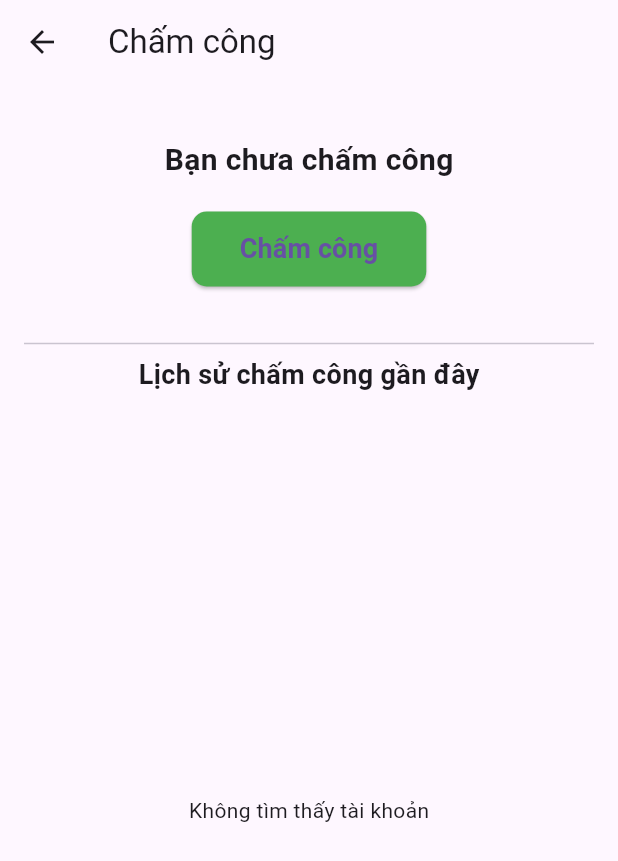
After one commit to NgPhatbeepppp/hr_app_ver2, a Flutter app: the HomeScreen screen opened directly, after a tap on "Chấm công", on a phone screen of 412 x 824 dp. The commit adds this screen. Shown: the top 861 px of the screen. Run offline on Flutter 3.47's test engine with Material 3 defaults, Android fonts, the light colour scheme and no system bars; our stand-ins replace cloud_firestore, curved_navigation_bar, firebase_auth, firebase_core, geolocator, google_fonts and 1 more; accounts and stored records are empty.

Commit message:
27/3 Check in/ check out.

```diff
--- /dev/null
+++ b/lib/screens/employees/attendance_screen.dart
@@ -0,0 +1,164 @@
+import 'package:flutter/material.dart';
+import 'package:cloud_firestore/cloud_firestore.dart';
+import 'package:firebase_auth/firebase_auth.dart';
+import 'package:geolocator/geolocator.dart';
+import 'package:intl/intl.dart';
+
+class AttendanceScreen extends StatefulWidget {
+  @override
+  _AttendanceScreenState createState() => _AttendanceScreenState();
+}
+
+class _AttendanceScreenState extends State<AttendanceScreen> {
+  final FirebaseAuth _auth = FirebaseAuth.instance;
+  final FirebaseFirestore _firestore = FirebaseFirestore.instance;
+  bool isCheckedIn = false;
+  bool isLoading = false;
+
+  @override
+  void initState() {
+    super.initState();
+    _checkAttendanceStatus();
+  }
+
+  Future<void> _checkAttendanceStatus() async {
+    String userId = _auth.currentUser?.uid ?? '';
+    if (userId.isEmpty) return;
+
+    var snapshot = await _firestore
+        .collection('employees')
+        .doc(userId)
+        .collection('attendance')
+        .orderBy('timestamp', descending: true)
+        .limit(1)
+        .get();
+
+    if (snapshot.docs.isNotEmpty) {
+      var lastAttendance = snapshot.docs.first;
+      setState(() {
+        isCheckedIn = lastAttendance['status'] == 'Check-in';
+      });
+    }
+  }
+
+  Future<Position?> _getUserLocation() async {
+    LocationPermission permission = await Geolocator.checkPermission();
+    if (permission == LocationPermission.denied || permission == LocationPermission.deniedForever) {
+      permission = await Geolocator.requestPermission();
+      if (permission == LocationPermission.denied) {
+        _showSnackBar("Bạn cần cấp quyền GPS để chấm công!");
+        return null;
+      }
+    }
+    return await Geolocator.getCurrentPosition(desiredAccuracy: LocationAccuracy.high);
+  }
+
+  void _handleAttendance() async {
+    setState(() => isLoading = true);
+    String userId = _auth.currentUser?.uid ?? '';
+    if (userId.isEmpty) return;
+
+    Position? position = await _getUserLocation();
+    if (position == null) {
+      setState(() => isLoading = false);
+      return;
+    }
+
+    String status = isCheckedIn ? "Check-out" : "Check-in";
+    await _firestore.collection('employees').doc(userId).collection('attendance').add({
+      "timestamp": Timestamp.now(),
+      "status": status,
+      "latitude": position.latitude,
+      "longitude": position.longitude,
+    });
+
+    setState(() {
+      isCheckedIn = !isCheckedIn;
+      isLoading = false;
+    });
+  }
+
+  void _showSnackBar(String message) {
+    ScaffoldMessenger.of(context).showSnackBar(SnackBar(content: Text(message)));
+  }
+
+  Widget _buildAttendanceHistory() {
+    String userId = _auth.currentUser?.uid ?? '';
+    if (userId.isEmpty) return Center(child: Text("Không tìm thấy tài khoản"));
+
+    return StreamBuilder(
+      stream: _firestore
+          .collection('employees')
+          .doc(userId)
+          .collection('attendance')
+          .orderBy('timestamp', descending: true)
+          .limit(5)
+          .snapshots(),
+      builder: (context, AsyncSnapshot<QuerySnapshot> snapshot) {
+        if (snapshot.connectionState == ConnectionState.waiting) {
+          return Center(child: CircularProgressIndicator());
+        }
+        if (!snapshot.hasData || snapshot.data!.docs.isEmpty) {
+          return Center(child: Text("Chưa có dữ liệu chấm công."));
+        }
+
+        return Column(
+          children: snapshot.data!.docs.map((doc) {
+            var data = doc.data() as Map<String, dynamic>;
+            return ListTile(
+              title: Text(
+                data['status'],
+                style: TextStyle(fontWeight: FontWeight.bold),
+              ),
+              subtitle: Text("Thời gian: ${DateFormat('dd/MM/yyyy HH:mm').format(data['timestamp'].toDate())}"),
+              leading: Icon(
+                data['status'] == "Check-in" ? Icons.login : Icons.logout,
+                color: data['status'] == "Check-in" ? Colors.green : Colors.red,
+              ),
+            );
+          }).toList(),
+        );
+      },
+    );
+  }
+
+  @override
+  Widget build(BuildContext context) {
+    return Scaffold(
+      appBar: AppBar(title: Text("Chấm công")),
+      body: Padding(
+        padding: EdgeInsets.all(16),
+        child: Column(
+          crossAxisAlignment: CrossAxisAlignment.center,
+          children: [
+            SizedBox(height: 20),
+            Text(
+              isCheckedIn ? "Bạn đã Check-in" : "Bạn chưa chấm công",
+              style: TextStyle(fontSize: 20, fontWeight: FontWeight.bold),
+            ),
+            SizedBox(height: 20),
+            ElevatedButton(
+              onPressed: isLoading ? null : _handleAttendance,
+              style: ElevatedButton.styleFrom(
+                backgroundColor: isCheckedIn ? Colors.red : Colors.green,
+                padding: EdgeInsets.symmetric(horizontal: 32, vertical: 12),
+                shape: RoundedRectangleBorder(borderRadius: BorderRadius.circular(10)),
+              ),
+              child: isLoading
+                  ? CircularProgressIndicator(color: Colors.white)
+                  : Text(
+                      isCheckedIn ? "Kết thúc ca" : "Chấm công",
+                      style: TextStyle(fontSize: 18, fontWeight: FontWeight.bold),
+                    ),
+            ),
+            SizedBox(height: 30),
+            Divider(),
+            Text("Lịch sử chấm công gần đây", style: TextStyle(fontSize: 18, fontWeight: FontWeight.bold)),
+            SizedBox(height: 10),
+            Expanded(child: _buildAttendanceHistory()),
+          ],
+        ),
+      ),
+    );
+  }
+}
--- a/lib/screens/home/home_screen.dart
+++ b/lib/screens/home/home_screen.dart
@@ -1,4 +1,5 @@
 import 'package:flutter/material.dart';
+import 'package:hr_app_ver2/screens/employees/attendance_screen.dart';
 
 class HomeScreen extends StatelessWidget {
   @override
@@ -27,7 +28,7 @@ class HomeScreen extends StatelessWidget {
                     style: TextStyle(
                       fontSize: 28,
                       fontWeight: FontWeight.bold,
-                      color: Colors.black87, // ✅ Chỉnh màu chữ tối hơn
+                      color: Colors.black87,
                       shadows: [
                         Shadow(
                           blurRadius: 5.0,
@@ -42,7 +43,7 @@ class HomeScreen extends StatelessWidget {
                     "Quản lý tài khoản nhân viên dễ dàng & hiệu quả",
                     style: TextStyle(
                       fontSize: 16,
-                      color: Colors.black87, // ✅ Đổi màu chữ tối hơn
+                      color: Colors.black87,
                       fontWeight: FontWeight.w500,
                       shadows: [
                         Shadow(
@@ -64,6 +65,7 @@ class HomeScreen extends StatelessWidget {
                         _buildFeatureCard(Icons.notifications, "Thông báo"),
                         _buildFeatureCard(Icons.calendar_today, "Lịch nghỉ"),
                         _buildFeatureCard(Icons.attach_money, "Bảng lương"),
+                        _buildFeatureCard(Icons.access_time, "Chấm công", context), // ✅ Nút chấm công
                       ],
                     ),
                   ),
@@ -76,9 +78,19 @@ class HomeScreen extends StatelessWidget {
     );
   }
 
-  Widget _buildFeatureCard(IconData icon, String title) {
-    return Card(
-      color: Colors.white.withOpacity(0.95), // ✅ Làm thẻ rõ hơn
+  // Hàm tạo thẻ chức năng
+  Widget _buildFeatureCard(IconData icon, String title, [BuildContext? context]) {
+    return GestureDetector(
+      onTap: () {
+        if (title == "Chấm công" && context != null) {
+          Navigator.push(
+            context,
+            MaterialPageRoute(builder: (context) => AttendanceScreen()),
+          );
+        }
+      },
+      child: Card(
+        color: Colors.white.withOpacity(0.95),
         elevation: 6,
         shape: RoundedRectangleBorder(borderRadius: BorderRadius.circular(12)),
         child: Column(
@@ -91,11 +103,12 @@ class HomeScreen extends StatelessWidget {
               style: TextStyle(
                 fontSize: 16,
                 fontWeight: FontWeight.bold,
-              color: Colors.black87, // ✅ Chỉnh màu chữ tối hơn
+                color: Colors.black87,
               ),
             ),
           ],
         ),
+      ),
     );
   }
 }
--- a/pubspec.yaml
+++ b/pubspec.yaml
@@ -22,7 +22,8 @@ dependencies:
   intl: ^0.20.2
   curved_navigation_bar: ^1.0.6
   sidebarx: ^0.17.1
-
+  geolocator: ^12.0.0
+  permission_handler: ^11.0.1
 dev_dependencies:
   flutter_test:
     sdk: flutter
```
Also changed, not shown: lib/screens/employees/attendance_history_screen.dart (added, +70 -0 lines), lib/widgets/bottom_nav.dart (+8 -0 lines), pubspec.lock, 4 other files. Lines whose indentation alone changed are shown as unchanged.
